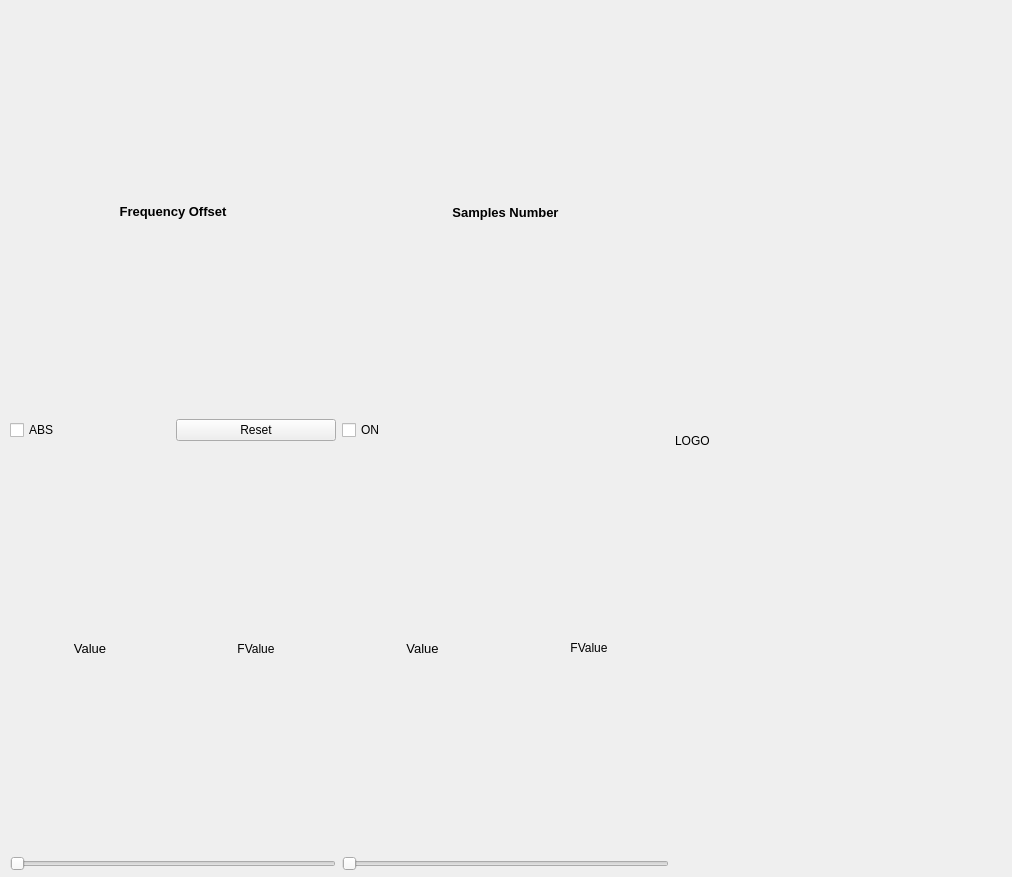
Above: ONIP/onip_b3_traitement_1D/demos/ft_fft_convolution/data/Demo_signals_fft_convolution.ui from IOGS-Digital-Methods/semester-5 before the change. Below: the same form after it.
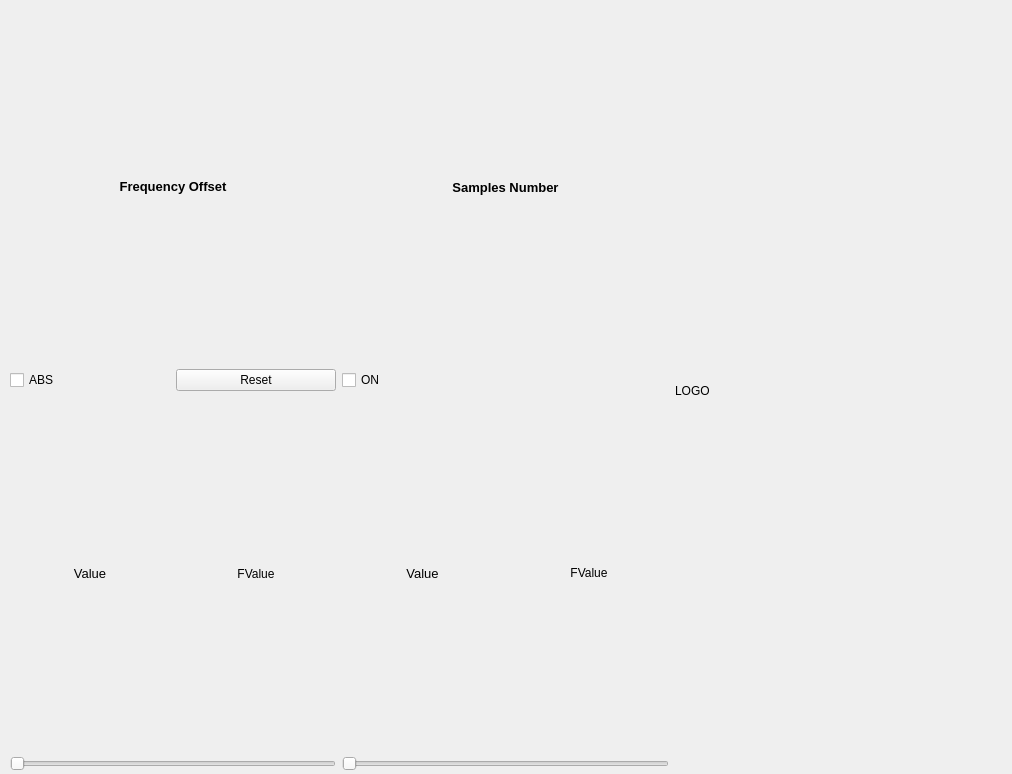
That is the form after the change.

Diff of the .ui file:
```diff
--- a/ONIP/onip_b3_traitement_1D/demos/ft_fft_convolution/data/Demo_signals_fft_convolution.ui
+++ b/ONIP/onip_b3_traitement_1D/demos/ft_fft_convolution/data/Demo_signals_fft_convolution.ui
@@ -7,7 +7,7 @@
     <x>0</x>
     <y>0</y>
     <width>1012</width>
-    <height>877</height>
+    <height>774</height>
    </rect>
   </property>
   <property name="windowTitle">
@@ -20,7 +20,7 @@
       <x>10</x>
       <y>10</y>
       <width>991</width>
-      <height>861</height>
+      <height>761</height>
      </rect>
     </property>
     <layout class="QVBoxLayout" name="verticalLayout">
```
